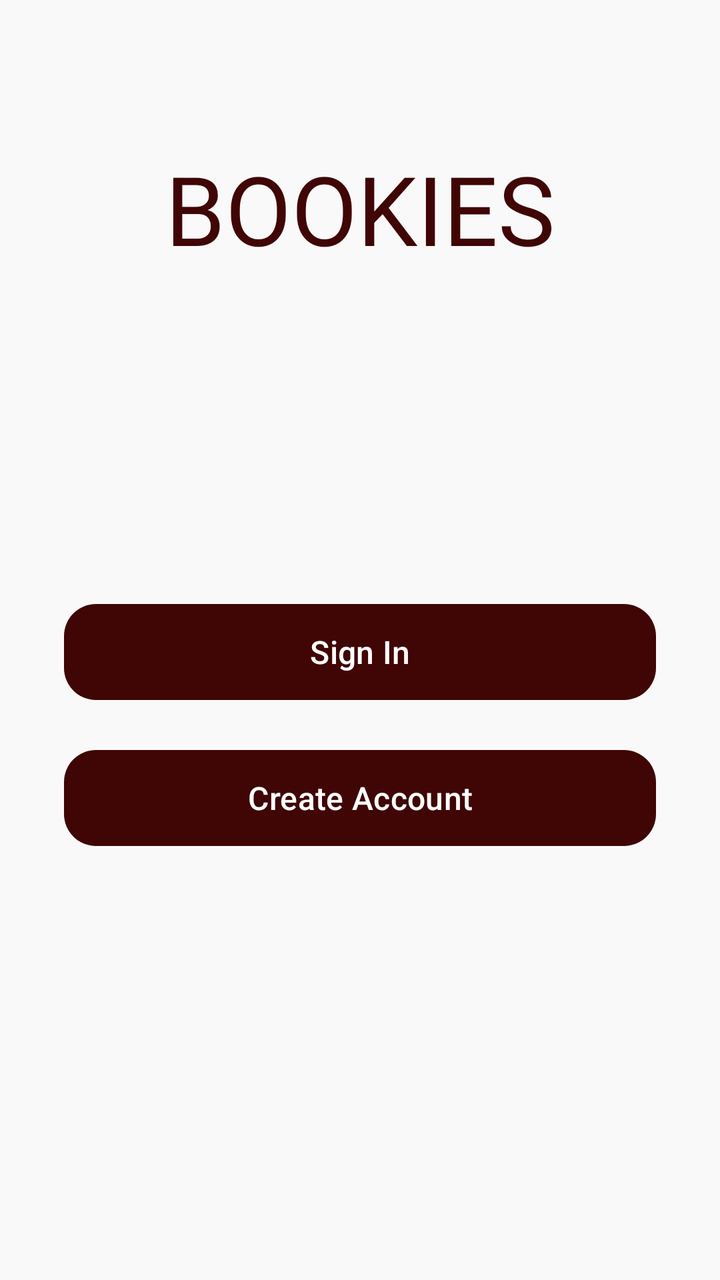
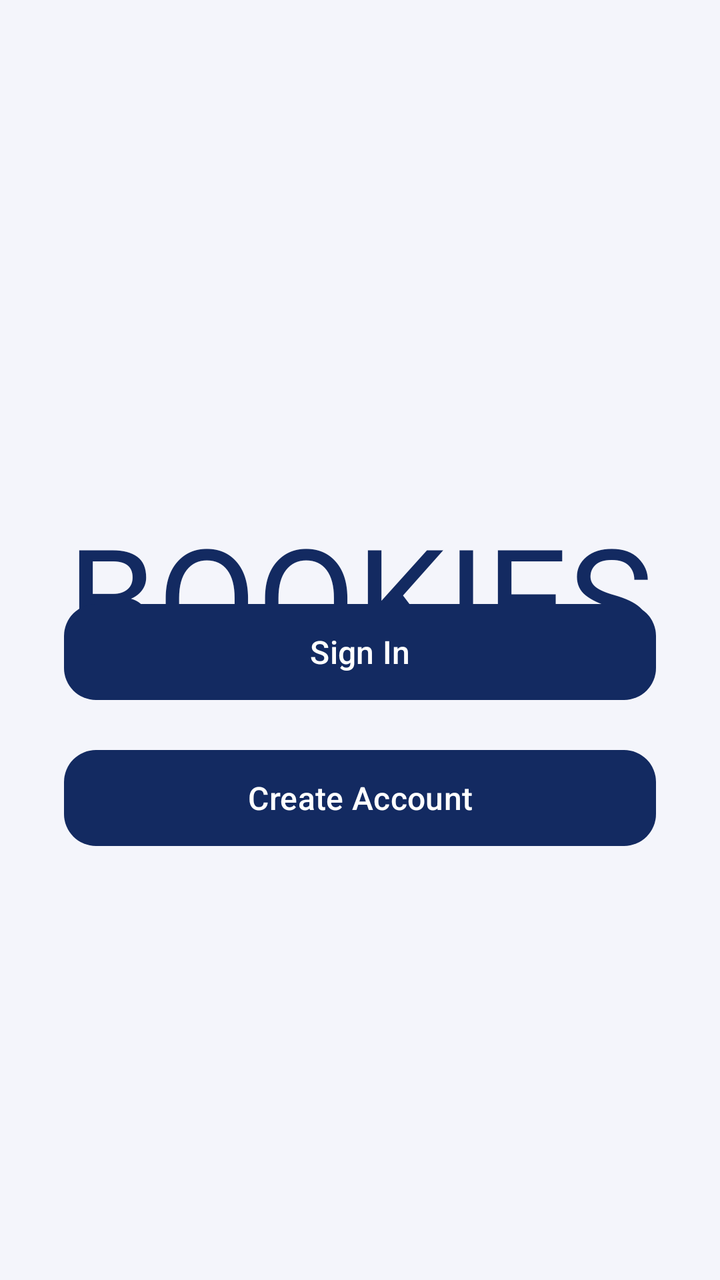

Screens rendered from an Android XML layout before and after an edit, with the pre-edit source and the edit as a unified diff.
<!-- AndroidManifest.xml: application theme Theme.FrontendBook -->
<!-- res/layout/firstpage_activity.xml -->
<?xml version="1.0" encoding="utf-8"?>
<androidx.constraintlayout.widget.ConstraintLayout xmlns:android="http://schemas.android.com/apk/res/android"
    xmlns:app="http://schemas.android.com/apk/res-auto"
    xmlns:tools="http://schemas.android.com/tools"
    android:id="@+id/main"
    android:layout_width="match_parent"
    android:layout_height="match_parent"
    android:background="@color/background_light"
    tools:context=".ui.splash.FirstPageActivity">

    
    <TextView
        android:id="@+id/appName"
        android:layout_width="wrap_content"
        android:layout_height="wrap_content"
        android:layout_marginTop="72dp"
        android:fontFamily="@font/roboto_condensed_bold"
        android:text="BOOKIES"
        android:textAlignment="center"
        android:textColor="@color/primary_bordo"
        android:textSize="48sp"
        app:layout_constraintEnd_toEndOf="parent"
        app:layout_constraintStart_toStartOf="parent"
        app:layout_constraintTop_toTopOf="parent" />

    


    <com.google.android.material.button.MaterialButton
        android:id="@+id/signin"
        android:layout_width="0dp"
        android:layout_height="wrap_content"
        android:layout_marginHorizontal="32dp"
        android:layout_marginStart="32dp"
        android:layout_marginEnd="32dp"
        android:layout_marginBottom="25dp"
        android:background="@drawable/button_background_round"
        android:text="Sign In"
        android:textAllCaps="false"
        android:textColor="@android:color/white"
        android:textSize="16sp"
        app:cornerRadius="24dp"
        app:iconPadding="8dp"
        app:layout_constraintBottom_toTopOf="@+id/createaccount"
        app:layout_constraintEnd_toEndOf="parent"
        app:layout_constraintStart_toStartOf="parent" />

    
    <com.google.android.material.button.MaterialButton
        android:id="@+id/createaccount"
        android:layout_width="0dp"
        android:layout_height="wrap_content"
        android:layout_marginHorizontal="32dp"
        android:layout_marginStart="32dp"
        android:layout_marginEnd="32dp"
        android:layout_marginBottom="217dp"
        android:background="@drawable/button_background_round"
        android:text="Create Account"
        android:textAllCaps="false"
        android:textColor="@android:color/white"
        android:textSize="16sp"
        app:cornerRadius="24dp"
        app:iconPadding="8dp"
        app:layout_constraintBottom_toBottomOf="parent"
        app:layout_constraintEnd_toEndOf="parent"
        app:layout_constraintStart_toStartOf="parent" />

</androidx.constraintlayout.widget.ConstraintLayout>
<!-- resources referenced by this layout -->
<resources>
  <color name="background_light">#F9F9F9</color>
  <color name="primary_bordo">#400505</color>
  <!-- drawable button_background_round (drawable) -->
  <?xml version="1.0" encoding="utf-8"?>
  <selector xmlns:android="http://schemas.android.com/apk/res/android">
  
  
      <item>
          <shape android:shape="rectangle">
              <solid android:color="#400505" />
              <corners android:radius="16dp" />
          </shape>
      </item>
  
  </selector>
  <style name="Theme.FrontendBook" parent="Base.Theme.FrontendBook" />
  <style name="Base.Theme.FrontendBook" parent="Theme.Material3.DayNight.NoActionBar">
          <item name="colorPrimary">@color/primary_bordo</item>
          <item name="colorPrimaryVariant">@color/primary_bordo_dark</item> 
          <item name="colorOnPrimary">@color/white</item>
          <item name="colorSecondary">@color/background_light</item>
          <item name="colorOutline">@color/outline_bordo</item>
      </style>
  <color name="primary_bordo_dark">#2A0303</color>
  <color name="white">#FFFFFFFF</color>
  <color name="outline_bordo">#400505</color>
</resources>

<!-- the commit's change to res/layout/firstpage_activity.xml (unified diff, before → after) -->
@@ -13,12 +13,12 @@
         android:id="@+id/appName"
         android:layout_width="wrap_content"
         android:layout_height="wrap_content"
-        android:layout_marginTop="72dp"
+        android:layout_marginTop="250dp"
         android:fontFamily="@font/roboto_condensed_bold"
         android:text="BOOKIES"
         android:textAlignment="center"
-        android:textColor="@color/primary_bordo"
-        android:textSize="48sp"
+        android:textColor="@color/primary"
+        android:textSize="72sp"
         app:layout_constraintEnd_toEndOf="parent"
         app:layout_constraintStart_toStartOf="parent"
         app:layout_constraintTop_toTopOf="parent" />
<!-- resource entries referenced after the edit -->
@@ -1,7 +1,7 @@
 <!-- resources referenced by this layout -->
 <resources>
-  <color name="background_light">#F9F9F9</color>
-  <color name="primary_bordo">#400505</color>
+  <color name="background_light">#F4F5FB</color>
+  <color name="primary">#132A61</color>
   <!-- drawable button_background_round (drawable) -->
   <?xml version="1.0" encoding="utf-8"?>
   <selector xmlns:android="http://schemas.android.com/apk/res/android">
@@ -9,7 +9,7 @@
   
       <item>
           <shape android:shape="rectangle">
-              <solid android:color="#400505" />
+              <solid android:color="@color/primary" />
               <corners android:radius="16dp" />
           </shape>
       </item>
@@ -17,14 +17,14 @@
   </selector>
   <style name="Theme.FrontendBook" parent="Base.Theme.FrontendBook" />
   <style name="Base.Theme.FrontendBook" parent="Theme.Material3.DayNight.NoActionBar">
-          <item name="colorPrimary">@color/primary_bordo</item>
-          <item name="colorPrimaryVariant">@color/primary_bordo_dark</item> 
+          <item name="colorPrimary">@color/primary</item>
+          <item name="colorPrimaryVariant">@color/primary_dark</item>
           <item name="colorOnPrimary">@color/white</item>
           <item name="colorSecondary">@color/background_light</item>
-          <item name="colorOutline">@color/outline_bordo</item>
+          <item name="colorOutline">@color/outline</item>
       </style>
-  <color name="primary_bordo_dark">#2A0303</color>
+  <color name="primary_dark">#0D0D40</color>
   <color name="white">#FFFFFFFF</color>
-  <color name="outline_bordo">#400505</color>
+  <color name="outline">#132A61</color>
 </resources>
 
